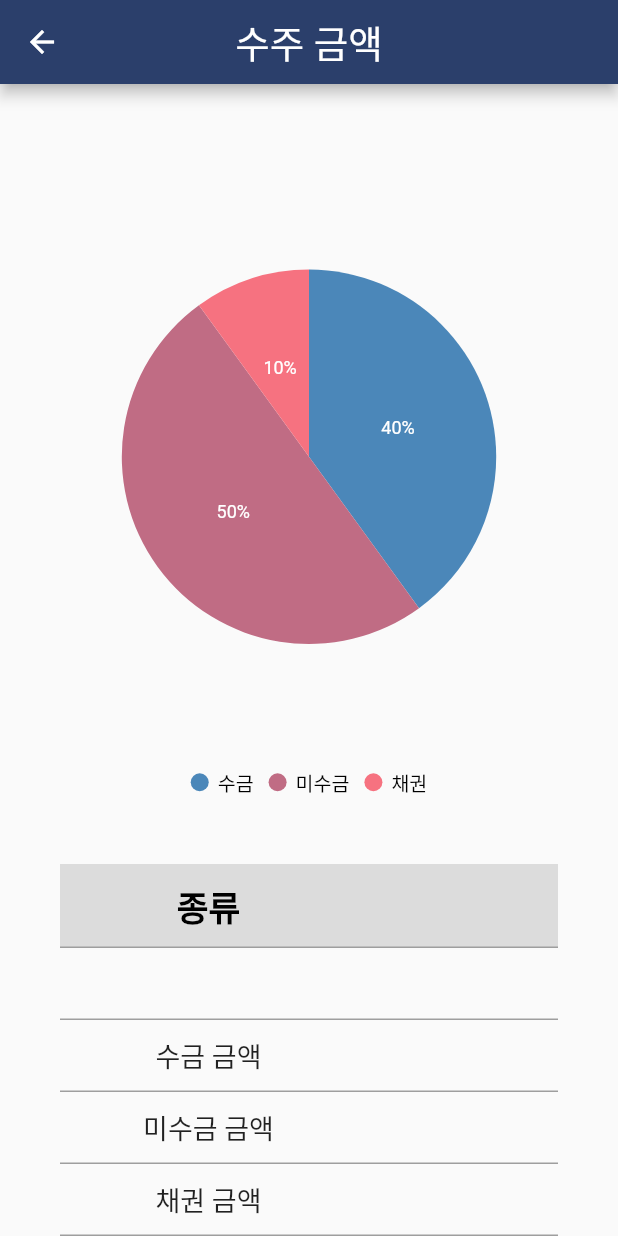
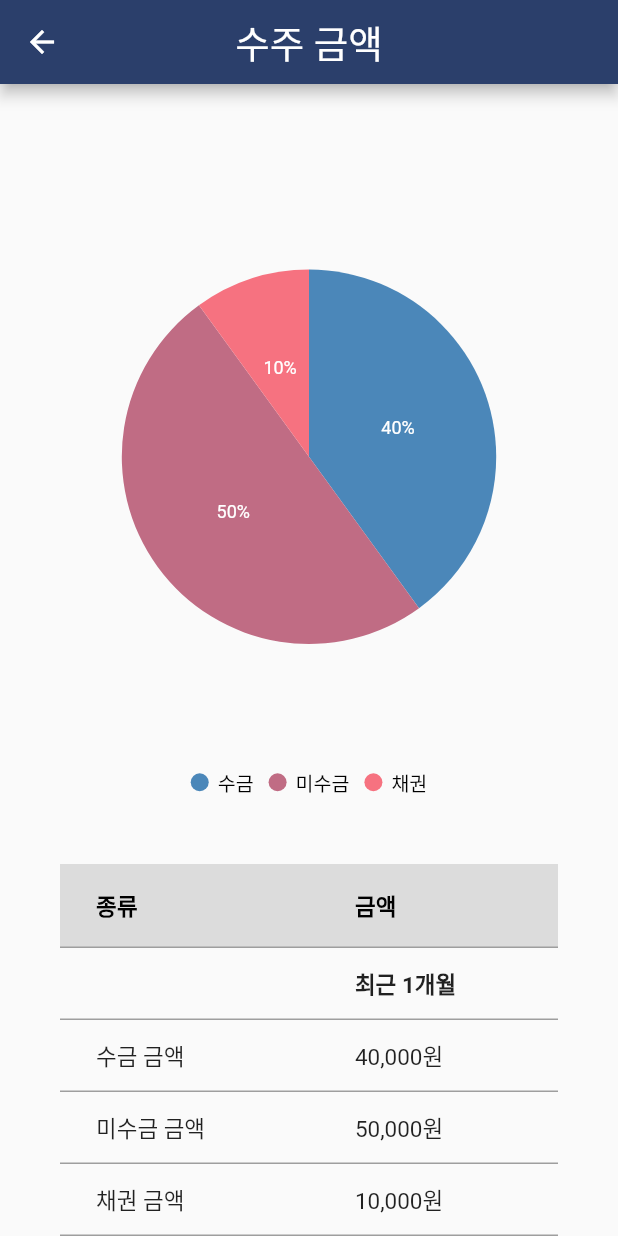
Before and after one commit to LEESAE-BOM/performance_man, a Flutter app: the order_amount screen opened directly, scrolled down 272 dp, on a phone screen of 412 x 824 dp. Run offline on Flutter 3.47's test engine with Material 2 defaults, Android fonts, the phone set to English and light mode, and no system bars; our stand-ins replace syncfusion_flutter_charts; missing offline and left inert: flow_project.

Commit message:
Update order_amount.dart

```diff
--- a/Front/lib/management_widget/order_amount.dart
+++ b/Front/lib/management_widget/order_amount.dart
@@ -122,8 +122,6 @@ class _order_amount extends State<order_amount> {
     Widget datatableSection = Center(
       child: Container(
         width: double.infinity,
-        child: SingleChildScrollView(
-          scrollDirection: Axis.horizontal,
         child: Theme(
           data: Theme.of(context).copyWith(dividerColor: Colors.grey),
           child: DataTable(
@@ -133,24 +131,22 @@ class _order_amount extends State<order_amount> {
             columns: <DataColumn>[
               DataColumn(
                 label: Container(
-                    width: 150.0,
                   child: Text(
                     '종류',
                     textAlign: TextAlign.center,
                     style: TextStyle(
                         fontWeight: FontWeight.bold,
-                          fontSize: 23.0,
+                        fontSize: 15.0,
                         color: Colors.black),
                   ),
                 ),
               ),
               DataColumn(
                 label: Container(
-                    width: 300.0,
                   child: Text('금액',
                       textAlign: TextAlign.center,
                       style: TextStyle(
-                            fontWeight: FontWeight.bold, fontSize: 23.0)),
+                          fontWeight: FontWeight.bold, fontSize: 15.0)),
                 ),
               ),
             ],
@@ -159,7 +155,6 @@ class _order_amount extends State<order_amount> {
                 cells: <DataCell>[
                   DataCell(Text('')),
                   DataCell(Container(
-                        width: 300.0,
                       child: Text(
                         '최근 1개월',
                         textAlign: TextAlign.right,
@@ -175,18 +170,16 @@ class _order_amount extends State<order_amount> {
                       child: Text(
                         '수금 금액',
                         textAlign: TextAlign.center,
-                          style: TextStyle(fontSize: 18.0),
+                        style: TextStyle(fontSize: 15.0),
                       ),
-                        width: 150.0,
                     ),
                   ),
                   DataCell(
                     Container(
-                          width: 300.0,
                         child: Text(
                           '40,000원',
                           textAlign: TextAlign.center,
-                            style: TextStyle(fontSize: 18.0),
+                          style: TextStyle(fontSize: 15.0),
                         )),
                   ),
                 ],
@@ -198,18 +191,16 @@ class _order_amount extends State<order_amount> {
                       child: Text(
                         '미수금 금액',
                         textAlign: TextAlign.center,
-                          style: TextStyle(fontSize: 18.0),
+                        style: TextStyle(fontSize: 15.0),
                       ),
-                        width: 150.0,
                     ),
                   ),
                   DataCell(
                     Container(
-                          width: 300.0,
                         child: Text(
                           '50,000원',
                           textAlign: TextAlign.center,
-                            style: TextStyle(fontSize: 18.0),
+                          style: TextStyle(fontSize: 15.0),
                         )),
                   ),
                 ],
@@ -221,24 +212,21 @@ class _order_amount extends State<order_amount> {
                       child: Text(
                         '채권 금액',
                         textAlign: TextAlign.center,
-                          style: TextStyle(fontSize: 18.0),
+                        style: TextStyle(fontSize: 15.0),
                       ),
-                        width: 150.0,
                     ),
                   ),
                   DataCell(
                     Container(
-                          width: 300.0,
                         child: Text(
                           '10,000원',
                           textAlign: TextAlign.center,
-                            style: TextStyle(fontSize: 18.0),
+                          style: TextStyle(fontSize: 15.0),
                         )),
                   ),
                 ],
               ),
             ],
-            ),
           ),
         ),
       ),
```
Lines whose indentation alone changed are shown as unchanged.
